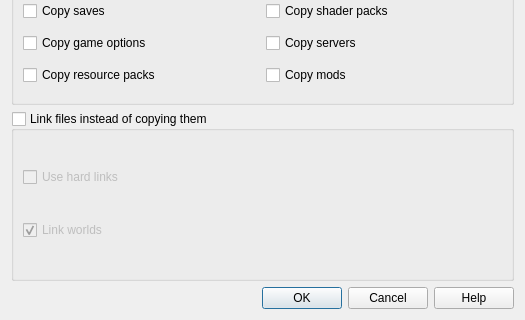
First picture: the form in launcher/ui/dialogs/CopyInstanceDialog.ui, repository FreesmTeam/FreesmLauncher, before the edit; both pictures show x 0 to 525 and y 261 to 581 of the 525 by 581 pixel window.
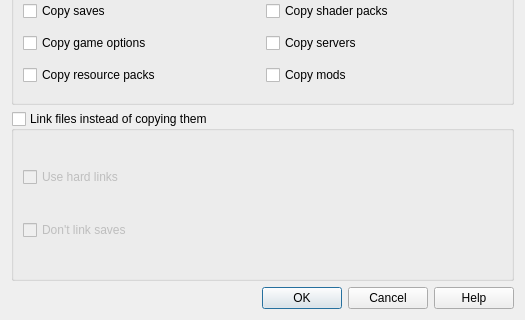
Second picture: the form after the edit. Icons and pictures are not drawn.

What changed in the file:
```diff
--- a/launcher/ui/dialogs/CopyInstanceDialog.ui
+++ b/launcher/ui/dialogs/CopyInstanceDialog.ui
@@ -245,12 +245,9 @@
            <string>World save data will be linked and thus shared between instances.</string>
           </property>
           <property name="text">
-           <string>Link worlds</string>
+           <string>Don't link saves</string>
           </property>
           <property name="checked">
-           <bool>true</bool>
-          </property>
-          <property name="tristate">
            <bool>false</bool>
           </property>
          </widget>
```
Left out of the diff: 4 changed lines with no effect on the pictures.
